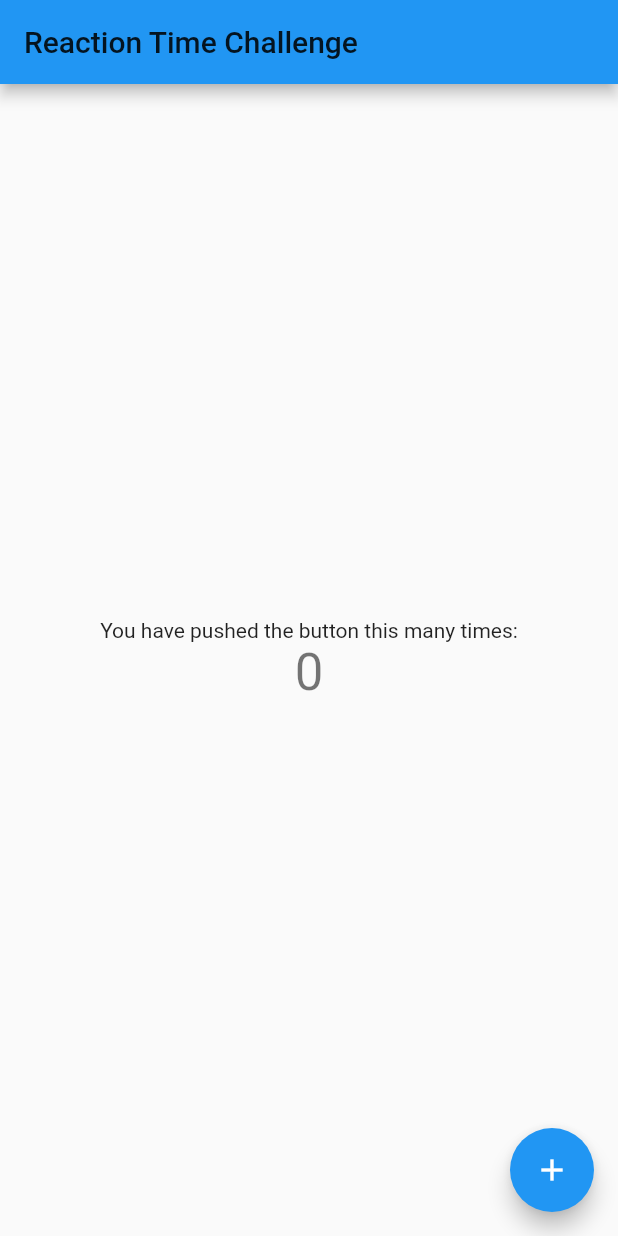
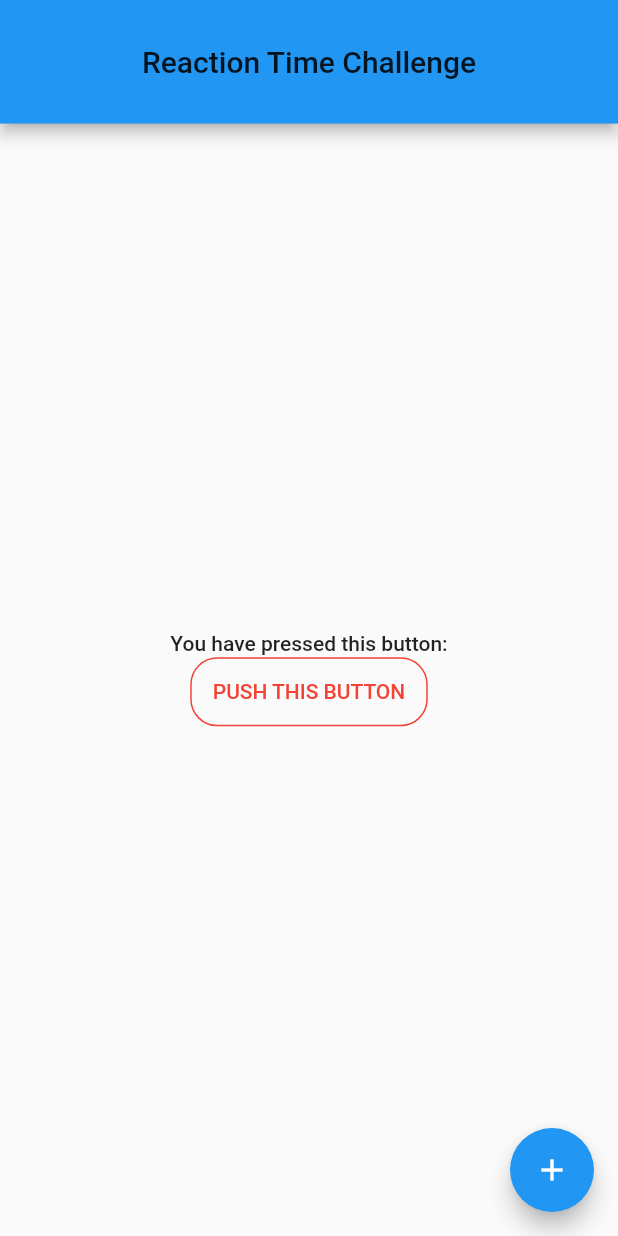
Before and after one commit to albu-alex/ReactionTime, a Flutter app: the screen it shows after launch, on a phone screen of 412 x 824 dp. Run offline on Flutter 3.47's test engine with Material 2 defaults, Android fonts, the phone set to English and light mode, and no system bars.

Commit message:
circle painter + round button added

```diff
--- a/lib/main.dart
+++ b/lib/main.dart
@@ -11,15 +11,6 @@ class MyApp extends StatelessWidget {
     return MaterialApp(
       title: 'Flutter Demo',
       theme: ThemeData(
-        // This is the theme of your application.
-        //
-        // Try running your application with "flutter run". You'll see the
-        // application has a blue toolbar. Then, without quitting the app, try
-        // changing the primarySwatch below to Colors.green and then invoke
-        // "hot reload" (press "r" in the console where you ran "flutter run",
-        // or simply save your changes to "hot reload" in a Flutter IDE).
-        // Notice that the counter didn't reset back to zero; the application
-        // is not restarted.
         primarySwatch: Colors.blue,
         primaryColorBrightness: Brightness.light,
       ),
@@ -36,7 +27,7 @@ class CirclePainter extends CustomPainter{
 
     Offset center = Offset(size.width / 2, size.height / 2);
 
-    canvas.drawCircle(center, 100, paint);
+    canvas.drawCircle(center, 250, paint);
   }
 
   @override
@@ -48,43 +39,64 @@ class CirclePainter extends CustomPainter{
 class MyHomePage extends StatefulWidget {
   MyHomePage({Key? key, required this.title}) : super(key: key);
 
-  // This widget is the home page of your application. It is stateful, meaning
-  // that it has a State object (defined below) that contains fields that affect
-  // how it looks.
-
-  // This class is the configuration for the state. It holds the values (in this
-  // case the title) provided by the parent (in this case the App widget) and
-  // used by the build method of the State. Fields in a Widget subclass are
-  // always marked "final".
-
   final String title;
 
+  // @override
+  // _MyHomePageState createState() => _MyHomePageState();
   @override
-  _MyHomePageState createState() => _MyHomePageState();
+  MyRoundButton createState() => MyRoundButton();
+}
+
+class MyRoundButton extends State<MyHomePage>{
+  int counter = 0;
+  @override
+  Widget build(BuildContext context) {
+    return Scaffold(
+      appBar: AppBar(
+        title: Text(widget.title),
+        centerTitle: true,
+        toolbarHeight: MediaQuery.of(context).size.height / 10,
+      ),
+      body: Center(
+        child: Column(
+          mainAxisAlignment: MainAxisAlignment.center,
+          children: <Widget>[
+            Text(
+              "You have pressed this button:",
+              style: Theme.of(context).textTheme.bodyText1,
+            ),
+            TextButton(
+              child: Text(
+                "PUSH THIS BUTTON",
+                style: TextStyle(fontSize: 14)
+              ),
+              style: ButtonStyle(
+                  padding: MaterialStateProperty.all<EdgeInsets>(EdgeInsets.all(15)),
+                  foregroundColor: MaterialStateProperty.all<Color>(Colors.red),
+                  shape: MaterialStateProperty.all<RoundedRectangleBorder>(
+                      RoundedRectangleBorder(
+                          borderRadius: BorderRadius.circular(18.0),
+                          side: BorderSide(color: Colors.red)
+                      )
+                  )
+              ),
+              onPressed: () => null,
+            ),
+          ],
+        ),
+      ),
+      floatingActionButton: FloatingActionButton(
+        onPressed: () => null,
+        tooltip: 'Button pressed',
+        child: Icon(Icons.add),
+      ),
+    );
+  }
 }
 
 class _MyHomePageState extends State<MyHomePage> {
-  int _counter = 0;
-
-  void _incrementCounter() {
-    setState(() {
-      // This call to setState tells the Flutter framework that something has
-      // changed in this State, which causes it to rerun the build method below
-      // so that the display can reflect the updated values. If we changed
-      // _counter without calling setState(), then the build method would not be
-      // called again, and so nothing would appear to happen.
-      _counter++;
-    });
-  }
-
   @override
   Widget build(BuildContext context) {
-    // This method is rerun every time setState is called, for instance as done
-    // by the _incrementCounter method above.
-    //
-    // The Flutter framework has been optimized to make rerunning build methods
-    // fast, so that you can just rebuild anything that needs updating rather
-    // than having to individually change instances of widgets.
     return Scaffold(
       appBar: AppBar(
         // Here we take the value from the MyHomePage object that was created by
@@ -94,38 +106,14 @@ class _MyHomePageState extends State<MyHomePage> {
       body: Center(
         // Center is a layout widget. It takes a single child and positions it
         // in the middle of the parent.
-        child: Column(
-          // Column is also a layout widget. It takes a list of children and
-          // arranges them vertically. By default, it sizes itself to fit its
-          // children horizontally, and tries to be as tall as its parent.
-          //
-          // Invoke "debug painting" (press "p" in the console, choose the
-          // "Toggle Debug Paint" action from the Flutter Inspector in Android
-          // Studio, or the "Toggle Debug Paint" command in Visual Studio Code)
-          // to see the wireframe for each widget.
-          //
-          // Column has various properties to control how it sizes itself and
-          // how it positions its children. Here we use mainAxisAlignment to
-          // center the children vertically; the main axis here is the vertical
-          // axis because Columns are vertical (the cross axis would be
-          // horizontal).
-          mainAxisAlignment: MainAxisAlignment.center,
-          children: <Widget>[
-            Text(
-              'You have pushed the button this many times:',
+        child: Container(
+          child: Center(
+            child: CustomPaint(
+              painter: CirclePainter(),
             ),
-            Text(
-              '$_counter',
-              style: Theme.of(context).textTheme.headline4,
-            ),
-          ],
+          ),
         ),
       ),
-      floatingActionButton: FloatingActionButton(
-        onPressed: _incrementCounter,
-        tooltip: 'Increment',
-        child: Icon(Icons.add),
-      ), // This trailing comma makes auto-formatting nicer for build methods.
     );
   }
 }
```
